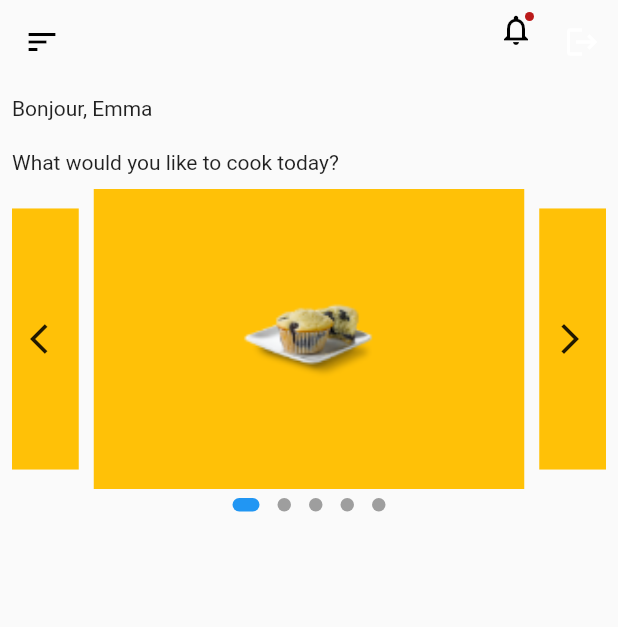
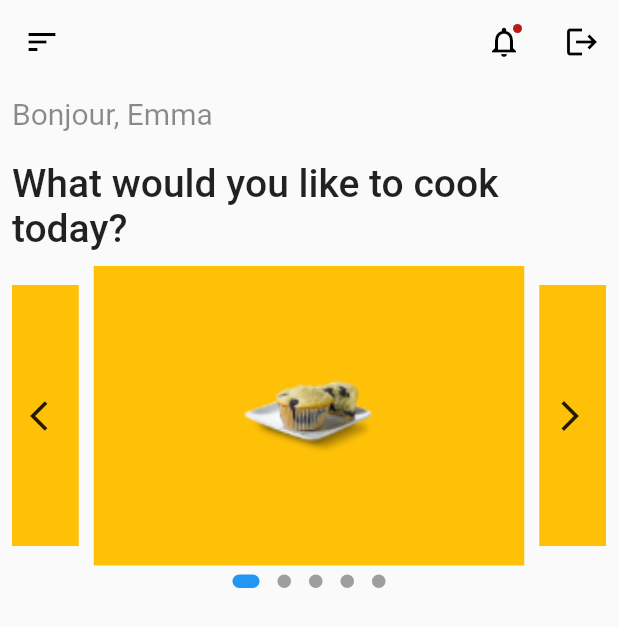
Before and after one commit to Esraa3293/recipe, a Flutter app: the HomeScreen screen opened by its route, on a phone screen of 412 x 824 dp. Shown: the top 627 px of the screen. Run offline on Flutter 3.47's test engine with Material 2 defaults, Android fonts, the phone set to English and light mode, and no system bars; drawn by our look-alikes of carousel_slider, dots_indicator; our stand-ins replace email_validator, shared_preferences; accounts and stored records are empty; statements that could not run were skipped.

Commit message:
design changes

```diff
--- a/lib/pages/home.dart
+++ b/lib/pages/home.dart
@@ -41,8 +41,8 @@ class _HomeScreenState extends State<HomeScreen> {
               color: Colors.black,
             ),
             actions: [
-              Padding(
-                padding: EdgeInsets.all(8.0),
+              const Padding(
+                padding: EdgeInsets.all(16.0),
                 child: Badge(
                     alignment: Alignment.topRight,
                     child: Icon(
@@ -56,7 +56,10 @@ class _HomeScreenState extends State<HomeScreen> {
                       context, LoginScreen.routeName);
                   PreferencesService.prefs?.remove("loggedIn");
                 },
-                icon: const Icon(Icons.logout),
+                icon: const Icon(
+                  Icons.logout,
+                  color: Colors.black,
+                ),
               )
             ],
           ),
@@ -65,11 +68,20 @@ class _HomeScreenState extends State<HomeScreen> {
             child: Column(
               crossAxisAlignment: CrossAxisAlignment.stretch,
               children: [
-                const Text("Bonjour, Emma"),
+                const Text(
+                  "Bonjour, Emma",
+                  style: TextStyle(fontSize: 20, color: Colors.black45),
+                ),
                 const SizedBox(
                   height: 20,
                 ),
-                const Text("What would you like to cook today?"),
+                const Text(
+                  "What would you like to cook today?",
+                  style: TextStyle(
+                    fontWeight: FontWeight.w500,
+                    fontSize: 26,
+                  ),
+                ),
                 const SizedBox(
                   height: 10,
                 ),
```
